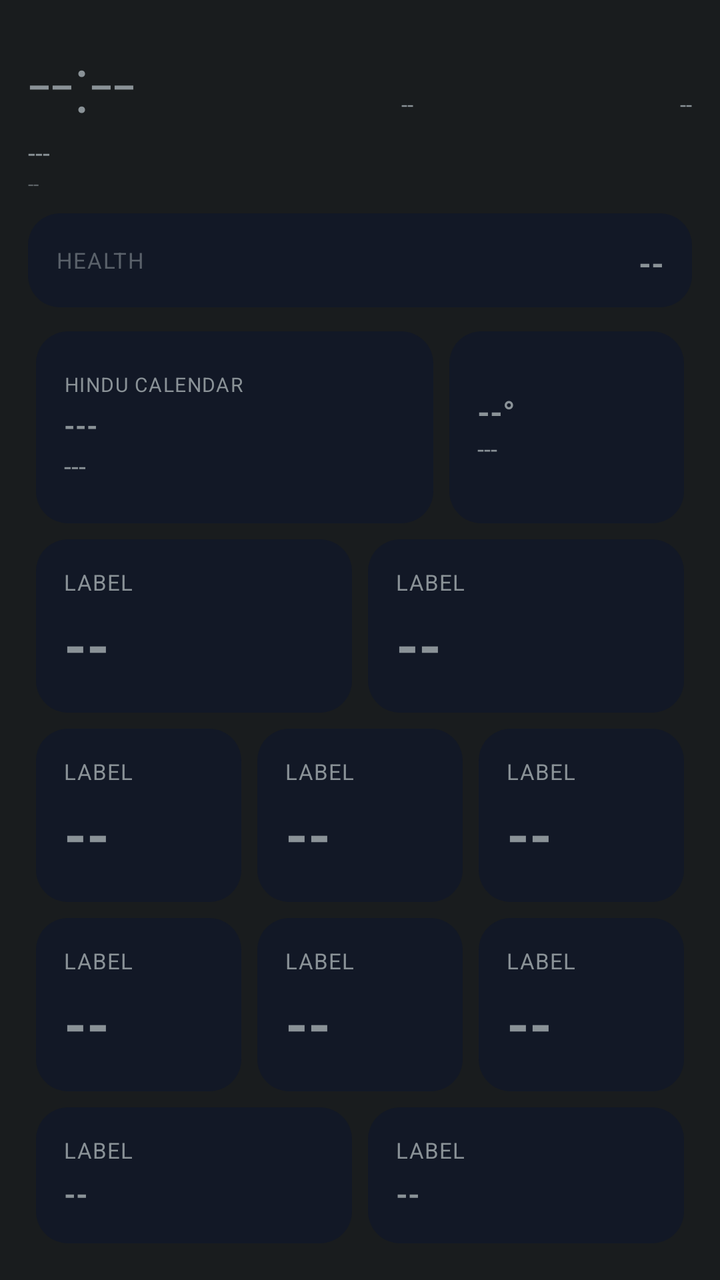
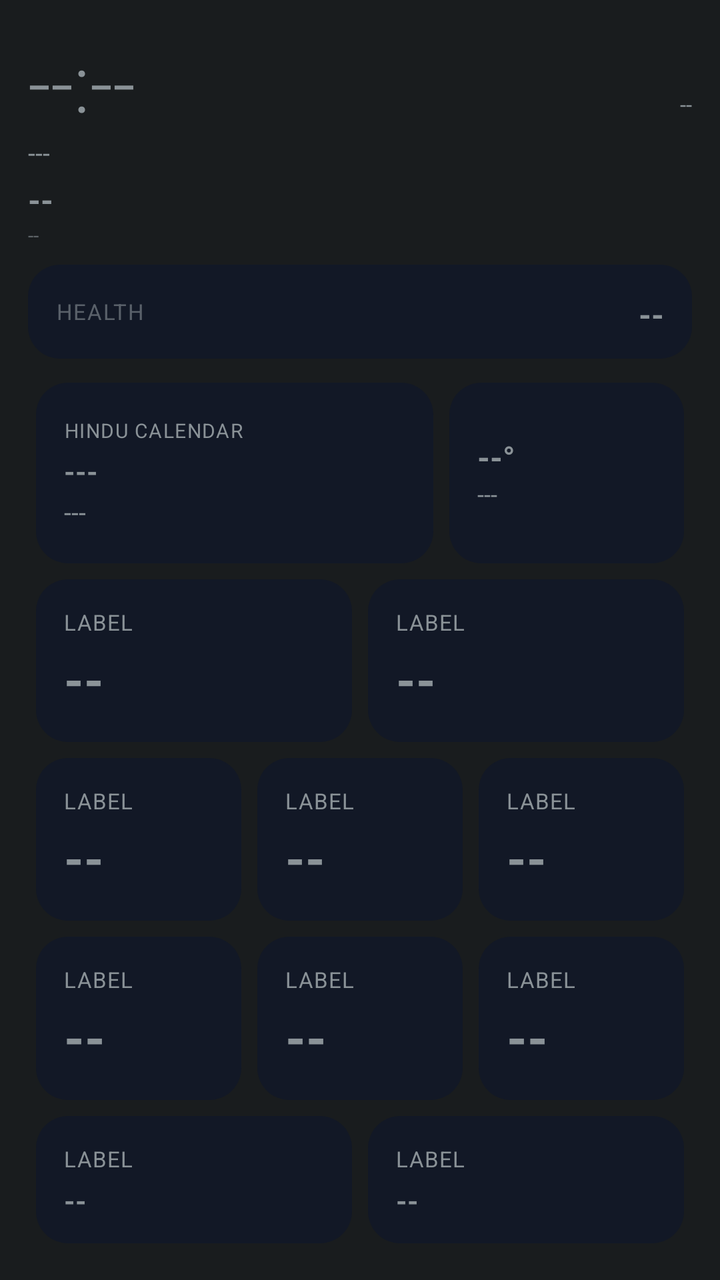

Screens rendered from an Android XML layout before and after an edit, with the pre-edit source and the edit as a unified diff.
<!-- AndroidManifest.xml: application theme android:Theme.DeviceDefault.NoActionBar -->
<!-- res/layout/aod_layout_bento_modern.xml -->
<?xml version="1.0" encoding="utf-8"?>
<LinearLayout xmlns:android="http://schemas.android.com/apk/res/android"
    android:id="@+id/bg_root"
    android:layout_width="match_parent"
    android:layout_height="match_parent"
    android:orientation="vertical"
    android:padding="14dp">

    <LinearLayout
        android:layout_width="match_parent"
        android:layout_height="wrap_content"
        android:orientation="horizontal">

        <TextView
            android:id="@+id/clock"
            android:layout_width="wrap_content"
            android:layout_height="wrap_content"
            android:textSize="40sp"
            android:fontFamily="sans-serif-light"
            android:text="--:--" />

        <TextView
            android:id="@+id/net_type_badge"
            android:layout_width="0dp"
            android:layout_height="wrap_content"
            android:layout_weight="1"
            android:layout_gravity="top"
            android:gravity="end"
            android:textSize="11sp"
            android:text="--" />

        <TextView
            android:id="@+id/akd_badge"
            android:layout_width="0dp"
            android:layout_height="wrap_content"
            android:layout_weight="1"
            android:layout_gravity="top"
            android:gravity="end"
            android:textSize="11sp"
            android:text="--" />
    </LinearLayout>

    <TextView
        android:id="@+id/date"
        android:layout_width="wrap_content"
        android:layout_height="wrap_content"
        android:textSize="13sp"
        android:text="---" />

    <TextView
        android:id="@+id/perf_badge"
        android:layout_width="wrap_content"
        android:layout_height="wrap_content"
        android:textSize="10sp"
        android:alpha="0.6"
        android:text="--" />

    <TextView
        android:id="@+id/muhurat_badge"
        android:layout_width="wrap_content"
        android:layout_height="wrap_content"
        android:textSize="11sp"
        android:textStyle="bold"
        android:visibility="gone"
        android:text="--" />

    
    <LinearLayout
        android:layout_width="match_parent"
        android:layout_height="wrap_content"
        android:background="@drawable/aod_card_bg_modern"
        android:orientation="horizontal"
        android:gravity="center_vertical"
        android:layout_marginTop="8dp"
        android:padding="14dp">

        <TextView
            android:layout_width="wrap_content"
            android:layout_height="wrap_content"
            android:textSize="11sp"
            android:textAllCaps="true"
            android:alpha="0.6"
            android:letterSpacing="0.05"
            android:text="Health" />

        <TextView
            android:id="@+id/health_badge"
            android:layout_width="0dp"
            android:layout_height="wrap_content"
            android:layout_weight="1"
            android:layout_marginStart="10dp"
            android:gravity="end"
            android:textAllCaps="true"
            android:textStyle="bold"
            android:maxLines="1"
            android:autoSizeTextType="uniform"
            android:autoSizeMinTextSize="16sp"
            android:autoSizeMaxTextSize="34sp"
            android:text="--" />
    </LinearLayout>

    
    <LinearLayout
        android:layout_width="match_parent"
        android:layout_height="0dp"
        android:layout_weight="1.1"
        android:orientation="horizontal"
        android:layout_marginTop="8dp">

        <LinearLayout
            android:id="@+id/panchang_card"
            android:layout_width="0dp"
            android:layout_height="match_parent"
            android:layout_weight="1.7"
            android:layout_margin="4dp"
            android:background="@drawable/aod_card_bg_modern"
            android:orientation="vertical"
            android:gravity="center_vertical"
            android:padding="14dp">

            <TextView
                android:id="@+id/panchang_header"
                android:layout_width="wrap_content"
                android:layout_height="wrap_content"
                android:textSize="10sp"
                android:textAllCaps="true"
                android:letterSpacing="0.05"
                android:text="Hindu calendar" />

            <TextView
                android:id="@+id/panchang_tithi"
                android:layout_width="match_parent"
                android:layout_height="wrap_content"
                android:layout_marginTop="4dp"
                android:textStyle="bold"
                android:maxLines="1"
                android:autoSizeTextType="uniform"
                android:autoSizeMinTextSize="14sp"
                android:autoSizeMaxTextSize="22sp"
                android:text="---" />

            <TextView
                android:id="@+id/panchang_nakshatra"
                android:layout_width="match_parent"
                android:layout_height="wrap_content"
                android:layout_marginTop="2dp"
                android:textSize="13sp"
                android:maxLines="1"
                android:ellipsize="end"
                android:text="---" />
        </LinearLayout>

        <LinearLayout
            android:id="@+id/weather_card"
            android:layout_width="0dp"
            android:layout_height="match_parent"
            android:layout_weight="1"
            android:layout_margin="4dp"
            android:background="@drawable/aod_card_bg_modern"
            android:orientation="vertical"
            android:gravity="center_vertical"
            android:padding="14dp">

            <TextView
                android:id="@+id/weather_temp"
                android:layout_width="match_parent"
                android:layout_height="wrap_content"
                android:textStyle="bold"
                android:maxLines="1"
                android:autoSizeTextType="uniform"
                android:autoSizeMinTextSize="16sp"
                android:autoSizeMaxTextSize="28sp"
                android:text="--°" />

            <TextView
                android:id="@+id/weather_condition"
                android:layout_width="match_parent"
                android:layout_height="wrap_content"
                android:layout_marginTop="2dp"
                android:textSize="12sp"
                android:maxLines="2"
                android:text="---" />
        </LinearLayout>
    </LinearLayout>

    
    <LinearLayout
        android:layout_width="match_parent"
        android:layout_height="0dp"
        android:layout_weight="1"
        android:orientation="horizontal">
        <include layout="@layout/aod_card_stat" android:id="@+id/row0" />
        <include layout="@layout/aod_card_stat" android:id="@+id/row4" />
    </LinearLayout>

    
    <LinearLayout
        android:layout_width="match_parent"
        android:layout_height="0dp"
        android:layout_weight="1"
        android:orientation="horizontal">
        <include layout="@layout/aod_card_stat" android:id="@+id/row2" />
        <include layout="@layout/aod_card_stat" android:id="@+id/row9" />
        <include layout="@layout/aod_card_stat" android:id="@+id/row8" />
    </LinearLayout>

    
    <LinearLayout
        android:layout_width="match_parent"
        android:layout_height="0dp"
        android:layout_weight="1"
        android:orientation="horizontal">
        <include layout="@layout/aod_card_stat" android:id="@+id/row1" />
        <include layout="@layout/aod_card_stat" android:id="@+id/row5" />
        <include layout="@layout/aod_card_stat" android:id="@+id/row6" />
    </LinearLayout>

    
    <LinearLayout
        android:layout_width="match_parent"
        android:layout_height="0dp"
        android:layout_weight="0.8"
        android:orientation="horizontal">
        <include layout="@layout/aod_card_stat" android:id="@+id/row3"
            android:layout_width="0dp" android:layout_weight="2.2" />
        <include layout="@layout/aod_card_stat" android:id="@+id/row7" />
    </LinearLayout>

</LinearLayout>
<!-- res/layout/aod_card_stat.xml (included above) -->
<?xml version="1.0" encoding="utf-8"?>
<LinearLayout xmlns:android="http://schemas.android.com/apk/res/android"
    android:layout_width="0dp"
    android:layout_height="match_parent"
    android:layout_weight="1"
    android:layout_margin="4dp"
    android:background="@drawable/aod_card_bg_modern"
    android:orientation="vertical"
    android:gravity="center_vertical"
    android:padding="14dp">

    <TextView
        android:id="@+id/stat_label"
        android:layout_width="wrap_content"
        android:layout_height="wrap_content"
        android:textSize="11sp"
        android:textAllCaps="true"
        android:letterSpacing="0.03"
        android:text="Label" />

    <TextView
        android:id="@+id/stat_value"
        android:layout_width="match_parent"
        android:layout_height="0dp"
        android:layout_weight="1"
        android:layout_marginTop="4dp"
        android:gravity="center_vertical"
        android:textStyle="bold"
        android:maxLines="1"
        android:autoSizeTextType="uniform"
        android:autoSizeMinTextSize="14sp"
        android:autoSizeMaxTextSize="90sp"
        android:autoSizeStepGranularity="1sp"
        android:text="--" />

</LinearLayout>
<!-- resources referenced by this layout -->
<resources>
  <!-- drawable aod_card_bg_modern (drawable) -->
  <?xml version="1.0" encoding="utf-8"?>
  <shape xmlns:android="http://schemas.android.com/apk/res/android">
      <solid android:color="#121826" />
      <corners android:radius="16dp" />
  </shape>
</resources>

<!-- the commit's change to res/layout/aod_layout_bento_modern.xml (unified diff, before → after) -->
@@ -29,16 +29,7 @@
             android:textSize="11sp"
             android:text="--" />
 
-        <TextView
-            android:id="@+id/akd_badge"
-            android:layout_width="0dp"
-            android:layout_height="wrap_content"
-            android:layout_weight="1"
-            android:layout_gravity="top"
-            android:gravity="end"
-            android:textSize="11sp"
-            android:text="--" />
-    </LinearLayout>
+        </LinearLayout>
 
     <TextView
         android:id="@+id/date"
@@ -46,6 +37,7 @@
         android:layout_height="wrap_content"
         android:textSize="13sp"
         android:text="---" />
+<TextView android:id="@+id/akd_badge" android:layout_width="wrap_content" android:layout_height="wrap_content" android:layout_marginTop="4dp" android:textSize="16sp" android:textStyle="bold" android:text="--" />
 
     <TextView
         android:id="@+id/perf_badge"
